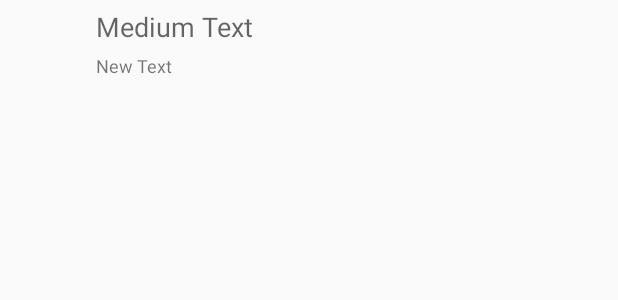
After one commit to Piyapol/GrowUP2, an Android app: the layout item.xml on its own in the app's theme, with its tools: preview values and no code run, on a phone screen of 412 x 824 dp. The commit adds this screen. Shown: the top 300 px of the screen. Run offline under Robolectric (Android 15) with nearby library versions, the phone set to English and light mode, and no system bars.

Commit message:
error listview

```diff
--- /dev/null
+++ b/app/src/main/res/layout/item.xml
@@ -0,0 +1,47 @@
+<?xml version="1.0" encoding="utf-8"?>
+<RelativeLayout xmlns:android="http://schemas.android.com/apk/res/android"
+    android:layout_width="match_parent" android:layout_height="match_parent">
+
+    <ImageView
+        android:layout_width="48dp"
+        android:layout_height="48dp"
+        android:id="@+id/imageView"
+        android:layout_margin="5dp"
+        android:layout_alignParentTop="true"
+        android:layout_alignParentLeft="true"
+        android:layout_alignParentStart="true" />
+
+    <TextView
+        android:layout_width="wrap_content"
+        android:layout_height="wrap_content"
+        android:textAppearance="?android:attr/textAppearanceMedium"
+        android:text="Medium Text"
+        android:id="@+id/textView_line1"
+        android:layout_margin="5dp"
+        android:layout_alignParentTop="true"
+        android:layout_toRightOf="@+id/imageView"
+        android:layout_toEndOf="@+id/imageView" />
+
+    <TextView
+        android:layout_width="wrap_content"
+        android:layout_height="wrap_content"
+        android:text="New Text"
+        android:textSize="12sp"
+        android:id="@+id/textView_line2"
+        android:layout_marginBottom="5dp"
+        android:layout_below="@+id/textView_line1"
+        android:layout_alignLeft="@+id/textView_line1"
+        android:layout_alignStart="@+id/textView_line1" />
+
+    <!--<CheckBox-->
+        <!--android:layout_width="wrap_content"-->
+        <!--android:layout_height="wrap_content"-->
+        <!--android:text=""-->
+        <!--android:id="@+id/checkBox"-->
+        <!--android:focusable="false"-->
+        <!--android:layout_alignParentTop="true"-->
+        <!--android:layout_alignParentRight="true"-->
+        <!--android:layout_alignParentEnd="true" />-->
+
+
+</RelativeLayout>
```
Also changed, not shown: app/src/main/java/com/example/xeus_labmacbook/growup/Home.java (+11 -16 lines), app/src/main/java/com/example/xeus_labmacbook/growup/Item.java (added, +49 -0 lines), app/src/main/java/com/example/xeus_labmacbook/growup/MyAdapter.java (added, +80 -0 lines), app/src/main/java/com/example/xeus_labmacbook/growup/MyFragmentAdapter.java (+5 -5 lines), app/src/main/java/com/example/xeus_labmacbook/growup/Temperature.java (+16 -0 lines), app/src/main/res/layout/temperature.xml (+8 -21 lines), app/src/main/res/drawable/controls.png (added), app/src/main/res/drawable/dashboard.png (added), app/src/main/res/drawable/time.png (added).
